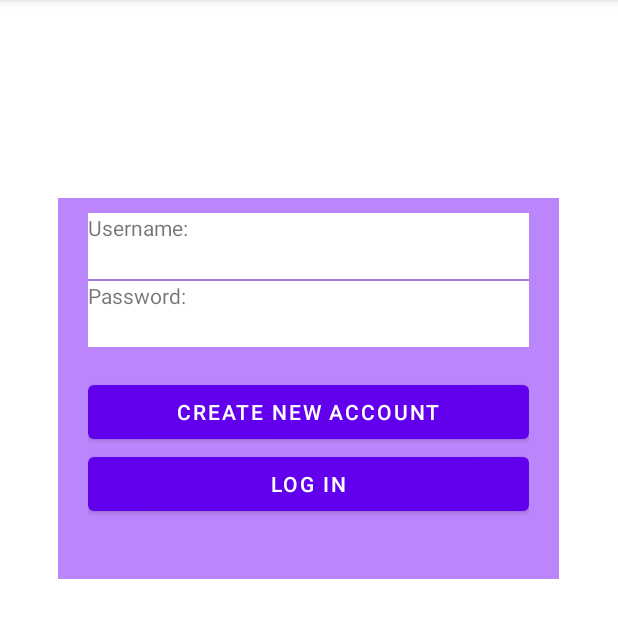
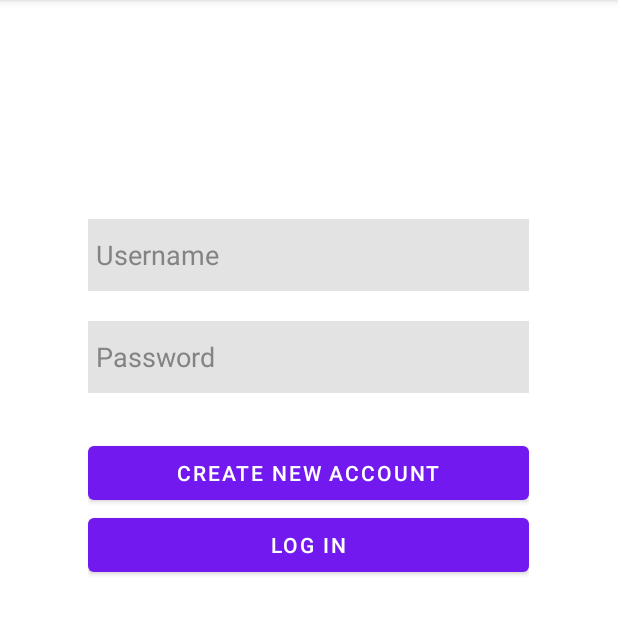
Before and after one commit to shmoe/SNHU-CS-360, an Android app: the screen it shows after launch (MainActivity), on a phone screen of 412 x 824 dp, the part 84-722 px from its top. Run offline under Robolectric (Android 15) with nearby library versions, the phone set to English and light mode, and no system bars; our stand-ins replace Room's generated code.

Commit message:
Changed visual style for MainActivity to something more clean and professional.

```diff
--- a/app/src/main/res/layout/activity_main.xml
+++ b/app/src/main/res/layout/activity_main.xml
@@ -9,8 +9,9 @@
 
     <LinearLayout
         android:layout_width="334dp"
-        android:layout_height="254dp"
-        android:background="@color/purple_200"
+        android:layout_height="278dp"
+        android:alpha="0.9"
+        android:background="@color/white"
         android:orientation="vertical"
         android:paddingLeft="20dp"
         android:paddingTop="10dp"
@@ -23,41 +24,39 @@
         app:layout_constraintTop_toTopOf="parent"
         app:layout_constraintVertical_bias="0.257">
 
-        <TextView
-            android:id="@+id/userName_prompt"
-            android:layout_width="match_parent"
-            android:layout_height="wrap_content"
-            android:background="#FFFFFF"
-            android:text="@string/username_prompt" />
-
         <EditText
             android:id="@+id/editUserNameText"
             android:layout_width="match_parent"
             android:layout_height="wrap_content"
+            android:layout_marginVertical="10dp"
             android:background="#FFFFFF"
+            android:backgroundTint="@color/material_on_surface_stroke"
             android:ems="10"
-            android:inputType="textPersonName" />
-
-        <View
-            android:id="@+id/divider"
-            android:layout_width="match_parent"
-            android:layout_height="1dp"
-            android:background="?android:attr/listDivider" />
-
-        <TextView
-            android:id="@+id/password_prompt"
-            android:layout_width="match_parent"
-            android:layout_height="wrap_content"
-            android:background="#FFFFFF"
-            android:text="@string/password_prompt" />
+            android:hint="@string/username_prompt"
+            android:importantForAutofill="no"
+            android:inputType="textPersonName"
+            android:minHeight="48dp"
+            android:paddingVertical="10dp"
+            android:paddingLeft="5dp"
+            android:paddingRight="5dp"
+            android:textColorHint="#757575" />
 
         <EditText
             android:id="@+id/editPasswordText"
             android:layout_width="match_parent"
             android:layout_height="wrap_content"
+            android:layout_marginVertical="10dp"
             android:background="#FFFFFF"
+            android:backgroundTint="@color/material_on_surface_stroke"
             android:ems="10"
-            android:inputType="textPassword" />
+            android:hint="@string/password_prompt"
+            android:importantForAutofill="no"
+            android:inputType="textPassword"
+            android:minHeight="48dp"
+            android:paddingVertical="10dp"
+            android:paddingLeft="5dp"
+            android:paddingRight="5dp"
+            android:textColorHint="#757575" />
 
         <TextView
             android:id="@+id/loginActivityErrorTextView"
@@ -70,6 +69,7 @@
             android:id="@+id/buttonNewAccount"
             android:layout_width="match_parent"
             android:layout_height="wrap_content"
+            android:minHeight="48dp"
             android:onClick="onButtonNewAccountClick"
             android:text="@string/button_new_account" />
 
@@ -77,6 +77,7 @@
             android:id="@+id/buttonLogIn"
             android:layout_width="match_parent"
             android:layout_height="wrap_content"
+            android:minHeight="48dp"
             android:onClick="onButtonLogInClick"
             android:text="@string/button_log_in" />
     </LinearLayout>
--- a/app/src/main/res/values/strings.xml
+++ b/app/src/main/res/values/strings.xml
@@ -1,7 +1,7 @@
 <resources>
     <string name="app_name">CS-360 Fitness App</string>
-    <string name="username_prompt">Username:</string>
-    <string name="password_prompt">Password:</string>
+    <string name="username_prompt">Username</string>
+    <string name="password_prompt">Password</string>
     <string name="button_new_account">Create New Account</string>
     <string name="button_log_in">Log In</string>
     <string name="grid_title">Progress Grid</string>
@@ -18,5 +18,5 @@
     <string name="dialog_send_sms_permission_rationale_title">Why we need permission to send SMS</string>
     <string name="dialog_send_sms_permission_rationale_text">By giving us permission to send you SMS messages, we can send you real-time notifications for when you hit your goal weight.</string>
     <string name="dialog_fragment_casual_negative">No Thanks</string>
-    <string name="default_phone_number">(555) 521-5554</string>
+    <string name="default_phone_number">(555) 521&#8211;5554</string>
 </resources>
```
